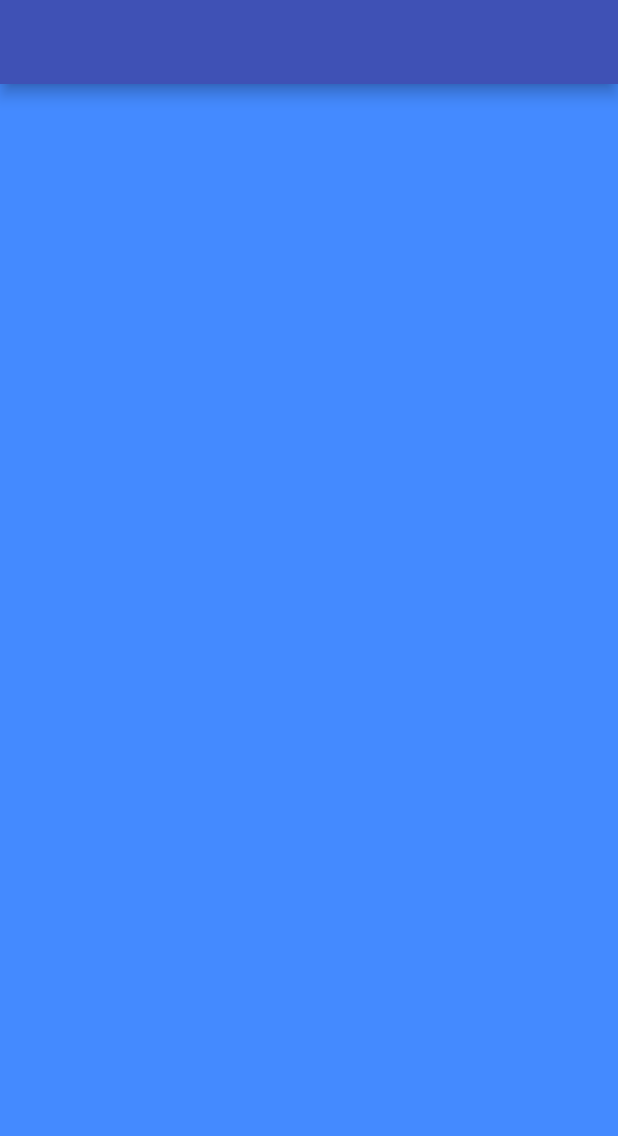
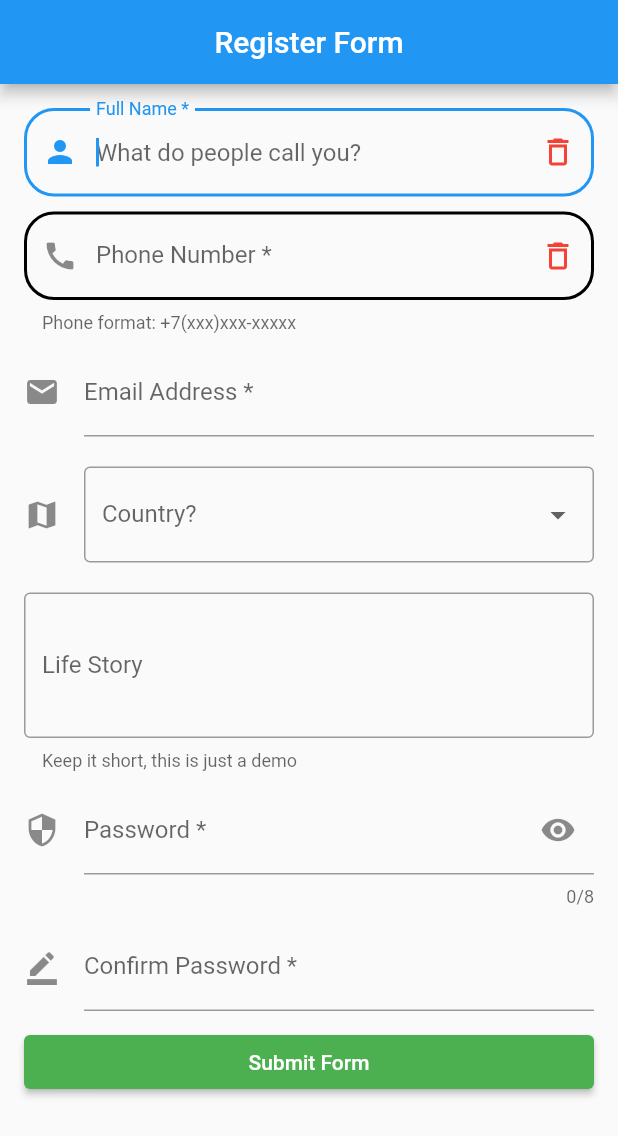
Before and after one commit to AntonShoshin/FlutterProject, a Flutter app: the screen it shows after launch, on a phone screen of 412 x 824 dp. Shown: the top 1136 px of the screen. Run offline on Flutter 3.47's test engine with Material 2 defaults, Android fonts, the phone set to English and light mode, and no system bars.

Commit message:
form_example

```diff
--- a/Asset/lib/main.dart
+++ b/Asset/lib/main.dart
@@ -1,3 +1,4 @@
+import 'package:asset/pages/register_home_page.dart';
 import 'package:flutter/material.dart';
 
 void main() {
@@ -10,17 +11,12 @@ class MyApp extends StatelessWidget {
   @override
   Widget build(BuildContext context) {
     return MaterialApp(
-      home: Scaffold(
-        backgroundColor: Colors.blueAccent,
-        appBar: AppBar(
-          backgroundColor: Colors.indigo,
-          title: const Text(''),
-          centerTitle: true,
-        ),
-        body: Center(
-          child: null,
-        ),
+      title: 'Register Form Demo',
+      theme: ThemeData(
+        primarySwatch: Colors.blue,
+        visualDensity: VisualDensity.adaptivePlatformDensity,
       ),
+      home: const RegisterFormPage(),
     );
   }
 }
--- /dev/null
+++ b/Asset/lib/model/user.dart
@@ -0,0 +1,7 @@
+class User{
+  late String name;
+  late String phone;
+  late String email;
+  late String country;
+  late String story;
+}
--- /dev/null
+++ b/Asset/lib/pages/register_home_page.dart
@@ -0,0 +1,373 @@
+import 'package:asset/pages/user_info_page.dart';
+import 'package:flutter/material.dart';
+import 'package:flutter/services.dart';
+
+import '../model/user.dart';
+
+class RegisterFormPage extends StatefulWidget {
+  const RegisterFormPage({super.key});
+
+  @override
+  State<RegisterFormPage> createState() => _RegisterFormPageState();
+}
+
+class _RegisterFormPageState extends State<RegisterFormPage> {
+  bool _hidePass = true;
+  final _formKey = GlobalKey<FormState>();
+  final _scaffoldKey = GlobalKey<ScaffoldState>();
+
+  final _nameController = TextEditingController();
+  final _phoneController = TextEditingController();
+  final _emailController = TextEditingController();
+  final _lifeStoryController = TextEditingController();
+  final _passController = TextEditingController();
+  final _confirmPassController = TextEditingController();
+
+  final _nameFocus = FocusNode();
+  final _phoneFocus = FocusNode();
+  final _passFocus = FocusNode();
+
+  User newUser = User();
+
+  final List<String> _countries = <String>[
+    'Russia',
+    'Ukraine',
+    'Germany',
+    'France'
+  ];
+  String? _selectedCountry;
+
+  @override
+  void dispose() {
+    _nameController.dispose();
+    _passController.dispose();
+    _emailController.dispose();
+    _lifeStoryController.dispose();
+    _passController.dispose();
+    _confirmPassController.dispose();
+
+    _nameFocus.dispose();
+    _phoneFocus.dispose();
+    _passFocus.dispose();
+
+    super.dispose();
+  }
+
+  void _fieldFocusChange(
+      BuildContext context, FocusNode currentFocus, FocusNode nextFocus) {
+    currentFocus.unfocus();
+    FocusScope.of(context).requestFocus(nextFocus);
+  }
+
+  @override
+  Widget build(BuildContext context) {
+    return Scaffold(
+      key: _scaffoldKey,
+      appBar: AppBar(
+        title: const Text(
+          'Register Form',
+        ),
+        centerTitle: true,
+      ),
+      body: Form(
+        key: _formKey,
+        child: ListView(
+          padding: const EdgeInsets.all(16.0),
+          children: [
+            TextFormField(
+              focusNode: _nameFocus,
+              autofocus: true,
+              onFieldSubmitted: (_) {
+                _fieldFocusChange(context, _nameFocus, _phoneFocus);
+              },
+              controller: _nameController,
+              decoration: InputDecoration(
+                labelText: 'Full Name *',
+                hintText: 'What do people call you?',
+                prefixIcon: const Icon(Icons.person),
+                suffixIcon: GestureDetector(
+                  onTap: () {
+                    _nameController.clear();
+                  },
+                  child: const Icon(
+                    Icons.delete_outline,
+                    color: Colors.red,
+                  ),
+                ),
+                enabledBorder: const OutlineInputBorder(
+                    borderRadius: BorderRadius.all(Radius.circular(20)),
+                    borderSide: BorderSide(color: Colors.black, width: 2.0)),
+                focusedBorder: const OutlineInputBorder(
+                    borderRadius: BorderRadius.all(Radius.circular(20)),
+                    borderSide: BorderSide(color: Colors.blue, width: 2.0)),
+              ),
+              validator: _validateName,
+              onSaved: (value) => newUser.name = value!,
+            ),
+            const SizedBox(height: 10.0),
+            TextFormField(
+              focusNode: _phoneFocus,
+              onFieldSubmitted: (_) {
+                _fieldFocusChange(context, _phoneFocus, _passFocus);
+              },
+              controller: _phoneController,
+              decoration: InputDecoration(
+                labelText: 'Phone Number *',
+                hintText: 'Where can we reach you?',
+                helperText: 'Phone format: +7(xxx)xxx-xxxxx',
+                prefixIcon: const Icon(Icons.call),
+                suffixIcon: GestureDetector(
+                  onLongPress: () {
+                    _phoneController.clear();
+                  },
+                  child: const Icon(
+                    Icons.delete_outline,
+                    color: Colors.red,
+                  ),
+                ),
+                enabledBorder: const OutlineInputBorder(
+                  borderRadius: BorderRadius.all(Radius.circular(20)),
+                  borderSide: BorderSide(color: Colors.black, width: 2.0),
+                ),
+                focusedBorder: const OutlineInputBorder(
+                  borderRadius: BorderRadius.all(Radius.circular(20)),
+                  borderSide: BorderSide(color: Colors.blue, width: 2.0),
+                ),
+              ),
+              keyboardType: TextInputType.phone,
+              inputFormatters: [
+                //FilteringTextInputFormatter.digitsOnly,
+                FilteringTextInputFormatter(
+                  RegExp(r'^[()\d -]{1,15}$'),
+                  allow: true,
+                ),
+              ],
+              validator: (value) => _validatePhoneNumber(value)
+                  ? null
+                  : 'Phone number must be entered es (###)###-####',
+              onSaved: (value) => newUser.phone = value!,
+            ),
+            const SizedBox(height: 10.0),
+            TextFormField(
+              controller: _emailController,
+              decoration: const InputDecoration(
+                labelText: 'Email Address *',
+                hintText: 'Enter a email address',
+                icon: Icon(Icons.email),
+              ),
+   //           validator: _validateEmail,
+              keyboardType: TextInputType.emailAddress,
+              onSaved: (value) => newUser.email = value!,
+            ),
+            const SizedBox(height: 20.0),
+            DropdownButtonFormField(
+              decoration: const InputDecoration(
+                border: OutlineInputBorder(),
+                icon: Icon(Icons.map),
+                labelText: 'Country?',
+              ),
+              items: _countries.map((country) {
+                return DropdownMenuItem(
+                  value: country,
+                  child: Text(country),
+                );
+              }).toList(),
+              onChanged: (country) {
+                setState(() {
+                  if (country != null) {
+                    _selectedCountry = country;
+                    newUser.country = country;
+                  }
+                });
+              },
+              value: _selectedCountry,
+              // validator: (val) {
+              //   if (val == null) {
+              //     return 'Selected Country';
+              //   } else {
+              //     return null;
+              //   }
+              // },
+              onSaved: (value) => value == null ? newUser.country = '' : newUser.country = value,
+            ),
+            const SizedBox(height: 20.0),
+            TextFormField(
+              controller: _lifeStoryController,
+              decoration: const InputDecoration(
+                labelText: 'Life Story',
+                hintText: 'Tell us about you self',
+                helperText: 'Keep it short, this is just a demo',
+                border: OutlineInputBorder(),
+              ),
+              maxLines: 3,
+              inputFormatters: [
+                LengthLimitingTextInputFormatter(100),
+              ],
+              onSaved: (value) => newUser.story = value!,
+            ),
+            const SizedBox(height: 10.0),
+            TextFormField(
+              focusNode: _passFocus,
+              controller: _passController,
+              decoration: InputDecoration(
+                labelText: 'Password *',
+                hintText: 'Enter the password',
+                suffixIcon: IconButton(
+                  onPressed: () {
+                    setState(() {
+                      _hidePass = !_hidePass;
+                    });
+                  },
+                  icon:
+                      Icon(_hidePass ? Icons.visibility : Icons.visibility_off),
+                ),
+                icon: const Icon(Icons.security),
+              ),
+              obscureText: _hidePass,
+              maxLength: 8,
+              validator: _validatePassword,
+            ),
+            const SizedBox(height: 10.0),
+            TextFormField(
+              controller: _confirmPassController,
+              decoration: const InputDecoration(
+                labelText: 'Confirm Password *',
+                hintText: 'Confirm the password',
+                icon: Icon(Icons.border_color),
+              ),
+              obscureText: _hidePass,
+              validator: _validatePassword,
+            ),
+            const SizedBox(height: 10),
+            ElevatedButton(
+              onPressed: _submitForm,
+              style: const ButtonStyle(
+                  backgroundColor:
+                      MaterialStatePropertyAll<Color>(Colors.green)),
+              child: const Text(
+                'Submit Form',
+                style: TextStyle(color: Colors.white),
+              ),
+            )
+          ],
+        ),
+      ),
+    );
+  }
+
+  void _submitForm() {
+    if (_formKey.currentState!.validate()) {
+      _formKey.currentState!.save();
+      _showDialog(name: _nameController.text);
+      // print('Form is valid');
+      // print('Name ${_nameController.text}');
+      // print('Phone ${_phoneController.text}');
+      // print('Email ${_emailController.text}');
+      // print('Life Story ${_lifeStoryController.text}');
+      // print('Password ${_passController.text}');
+      // print('Confirm Password ${_confirmPassController.text}');
+      // print('Country $_selectedCountry');
+    } else {
+      _showMassage(message: 'Form is not valid! Please review and correct');
+    }
+  }
+
+  String? _validateName(String? value) {
+    final nameExp = RegExp(r'^[A-Za-z]+$');
+    if (value == null) {
+      return null;
+    } else if (value.isEmpty ?? false) {
+      return 'Name is required';
+    } else if (!nameExp.hasMatch(value)) {
+      return 'Please enter alphabetical characters.';
+    } else {
+      return null;
+    }
+  }
+
+  String? _validateEmail(String? value) {
+    if (value == null) {
+      return null;
+    } else if (value.isEmpty) {
+      return 'Email cannot be empty';
+    } else if (!_emailController.text.contains('@')) {
+      return 'Invalid email address';
+    } else {
+      return null;
+    }
+  }
+
+  String? _validatePassword(String? value) {
+    if (value == null) {
+      return null;
+    } else if (_passController.text.length != 8) {
+      return '8 character required for password';
+    } else if (_passController.text != _confirmPassController.text) {
+      return 'Password does no match';
+    } else {
+      return null;
+    }
+  }
+
+  void _showMassage({required String message}) {
+    ScaffoldMessenger.of(context as BuildContext).showSnackBar(SnackBar(
+      shape: OutlineInputBorder(borderRadius: BorderRadius.circular(10)),
+      duration: const Duration(seconds: 5),
+      content: Text(
+        message,
+        style: const TextStyle(
+          color: Colors.black,
+          fontWeight: FontWeight.w800,
+          fontSize: 18,
+        ),
+      ),
+      backgroundColor: Colors.red,
+    ));
+  }
+
+  void _showDialog({required String name}) {
+    showDialog(
+      context: context,
+      builder: (context) {
+        return AlertDialog(
+          title: const Text(
+            'Registration successful',
+            style: TextStyle(color: Colors.green),
+          ),
+          content: Text(
+            '$name is now a verified register form',
+            style: const TextStyle(
+              fontWeight: FontWeight.w700,
+              fontSize: 18.0,
+            ),
+          ),
+          actions: [
+            ElevatedButton(
+                onPressed: () {
+                  Navigator.pop(context);
+                  Navigator.push(
+                    context,
+                    MaterialPageRoute(
+                      builder: (context) => UserInfoPage(userInfo: newUser),
+                    ),
+                  );
+                },
+                child: const Text(
+                  'Verified',
+                  style: TextStyle(color: Colors.green, fontSize: 18.0),
+                ))
+          ],
+        );
+      },
+    );
+  }
+}
+
+bool _validatePhoneNumber(String? value) {
+  if (value == null) {
+    return false;
+  } else {
+    final phoneExp = RegExp(r'^\(\d\d\d\)\d\d\d\-\d\d\d\d$');
+    return phoneExp.hasMatch(value);
+  }
+}
--- /dev/null
+++ b/Asset/lib/pages/user_info_page.dart
@@ -0,0 +1,73 @@
+import 'package:flutter/material.dart';
+
+import '../model/user.dart';
+
+class UserInfoPage extends StatelessWidget {
+  User userInfo;
+
+  UserInfoPage({super.key, required this.userInfo});
+
+  @override
+  Widget build(BuildContext context) {
+    return Scaffold(
+      appBar: AppBar(
+        title: const Text('User info'),
+        centerTitle: true,
+      ),
+      body: Card(
+        margin: const EdgeInsets.all(16),
+        child: Column(
+          children: [
+            UserInfoTile(
+              textTitle: userInfo.name,
+              leadingIcon: const Icon(Icons.person),
+              subtitleText: userInfo.story.isEmpty ? null : userInfo.story,
+              trailingText: userInfo.country.isEmpty ? null : userInfo.country,
+            ),
+            if (userInfo.phone.isNotEmpty)
+              UserInfoTile(
+                textTitle: userInfo.phone,
+                leadingIcon: const Icon(Icons.phone),
+              ),
+            if (userInfo.email.isNotEmpty)
+              UserInfoTile(
+                textTitle: userInfo.email,
+                leadingIcon: const Icon(Icons.email),
+              ),
+          ],
+        ),
+      ),
+    );
+  }
+}
+
+class UserInfoTile extends StatelessWidget {
+  String textTitle;
+  Icon leadingIcon;
+  String? subtitleText;
+  String? trailingText;
+
+  UserInfoTile(
+      {super.key,
+      required this.textTitle,
+      required this.leadingIcon,
+      this.subtitleText,
+      this.trailingText});
+
+  @override
+  Widget build(BuildContext context) {
+    return ListTile(
+      title: Text(
+        textTitle,
+        style: const TextStyle(
+          fontWeight: FontWeight.w500,
+        ),
+      ),
+      subtitle: subtitleText == null ? null : Text(subtitleText!),
+      leading: leadingIcon,
+      trailing: trailingText == null
+          ? null
+          : Text(trailingText!), //Text(trailingText ??= ''),
+    );
+  }
+}
```
